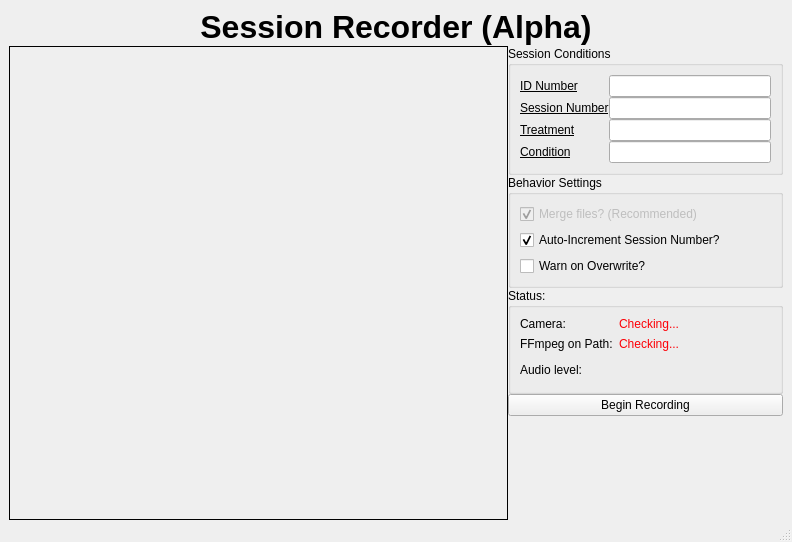
Old version of the form avrecorder.ui in the repository miyamot0/SessionRecorder.
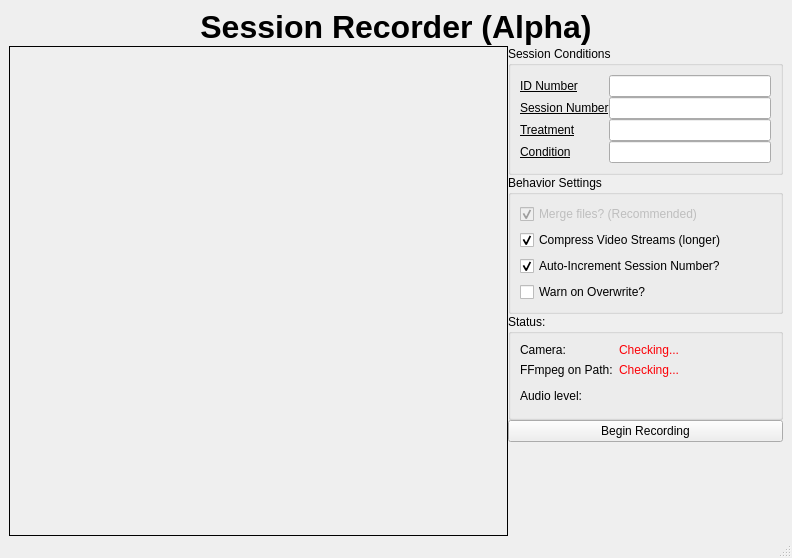
New version of the form.

Commit message: Add more error checking, documentation, auto-incrementing, and compression for videos

What changed in the file:
```diff
--- a/avrecorder.ui
+++ b/avrecorder.ui
@@ -7,7 +7,7 @@
     <x>0</x>
     <y>0</y>
     <width>792</width>
-    <height>542</height>
+    <height>558</height>
    </rect>
   </property>
   <property name="sizePolicy">
@@ -270,7 +270,17 @@
                 </widget>
                </item>
                <item>
-                <widget class="QCheckBox" name="checkBox_2">
+                <widget class="QCheckBox" name="checkBoxCompression">
+                 <property name="text">
+                  <string>Compress Video Streams (longer)</string>
+                 </property>
+                 <property name="checked">
+                  <bool>true</bool>
+                 </property>
+                </widget>
+               </item>
+               <item>
+                <widget class="QCheckBox" name="checkBoxIncrement">
                  <property name="text">
                   <string>Auto-Increment Session Number?</string>
                  </property>
```
The commit also changes 5 other files.
